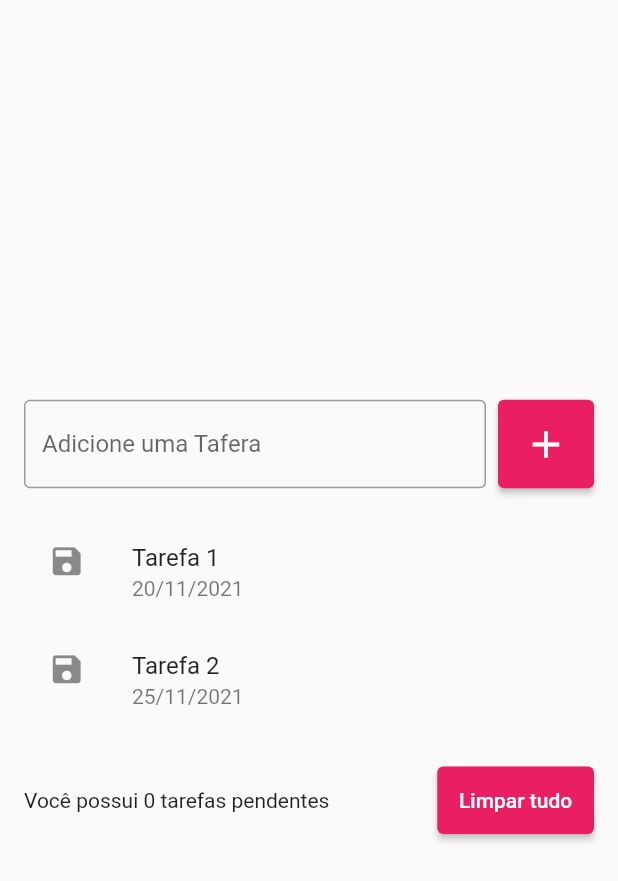
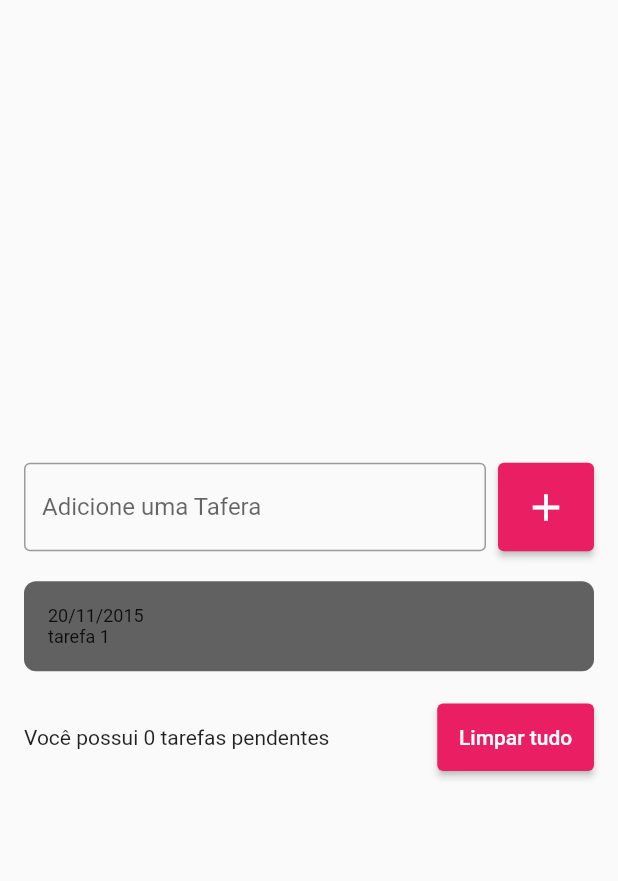
Before and after one commit to felixx97/ListaDeTarefas, a Flutter app: the screen it shows after launch, after a tap on the "add" icon, on a phone screen of 412 x 824 dp. Shown: the top 881 px of the screen. Run offline on Flutter 3.47's test engine with Material 2 defaults, Android fonts, the phone set to English and light mode, and no system bars.

Commit message:
melhorando a interface

```diff
--- a/lib/pages/todolist.dart
+++ b/lib/pages/todolist.dart
@@ -1,9 +1,17 @@
 import 'package:flutter/material.dart';
+import 'package:flutter_application_2/widgets/todoListIten.dart';
 
-class TodoListPage extends StatelessWidget {
+class TodoListPage extends StatefulWidget {
   TodoListPage({Key? key}) : super(key: key);
 
-  final TextEditingController emailController = TextEditingController();
+  @override
+  State<TodoListPage> createState() => _TodoListPageState();
+}
+
+class _TodoListPageState extends State<TodoListPage> {
+  final TextEditingController todoController = TextEditingController();
+
+  List<String> todos = [];
 
   @override
   Widget build(BuildContext context) {
@@ -16,10 +24,11 @@ class TodoListPage extends StatelessWidget {
             children: [
               Row(
                 children: [
-                  const Expanded(
+                  Expanded(
                     flex: 2,
                     //expandido ate o limite do outro widget
                     child: TextField(
+                      controller: todoController,
                       decoration: InputDecoration(
                         border: OutlineInputBorder(),
                         labelText: 'Adicione uma Tafera',
@@ -27,11 +36,15 @@ class TodoListPage extends StatelessWidget {
                       ),
                     ),
                   ),
-                  const SizedBox(
-                    width: 8, //espaço vazio entre botão e a caixa de dialogo
-                  ),
+                  const SizedBox(width: 8),
                   ElevatedButton(
-                    onPressed: () {},
+                    onPressed: () {
+                      String text = todoController.text;
+                      setState(() {
+                        todos.add(text);
+                      });
+                      todoController.clear();
+                    },
                     style: ElevatedButton.styleFrom(
                       //personalizar botão
                       primary: Colors.pink,
@@ -44,41 +57,20 @@ class TodoListPage extends StatelessWidget {
                   )
                 ],
               ),
-              const SizedBox(height: 20),
-              ListView(
-                shrinkWrap: true,
-                children: [
-                  ListTile(
-                    title: Text("Tarefa 1"),
-                    subtitle: Text("20/11/2021"),
-                    leading: const Icon(
-                      Icons.save,
-                      size: 25,
-                    ),
-                    onTap: () {
-                      print("tarefa1");
-                    },
-                  ),
-                  ListTile(
-                    title: Text("Tarefa 2"),
-                    subtitle: Text("25/11/2021"),
-                    leading: const Icon(
-                      Icons.save,
-                      size: 25,
-                    ),
-                    onTap: () {
-                      print("tarefa2");
-                    },
-                    onLongPress: () {
-                      print("pressionou");
-                    },
-                  ),
-                ],
+              SizedBox(height: 20),
+              Flexible(
+                //permitir que a lista não ultrapasse o tamanho maximo
+                child: ListView(
+                  shrinkWrap: true,
+                  children: [
+                    for (String todo in todos) todoListItem(),
+                  ],
+                ),
               ),
               const SizedBox(height: 20),
               Row(
                 children: [
-                  const Expanded(
+                  Expanded(
                     //maior largura possivel
                     child: Text(
                       "Você possui 0 tarefas pendentes",
--- /dev/null
+++ b/lib/widgets/todoListIten.dart
@@ -0,0 +1,34 @@
+import 'package:flutter/material.dart';
+
+class todoListItem extends StatelessWidget {
+  const todoListItem({Key? key}) : super(key: key);
+
+  @override
+  Widget build(BuildContext context) {
+    return Container(
+      decoration: BoxDecoration(
+        borderRadius: BorderRadius.circular(8),
+        color: Colors.grey[700],
+      ),
+      padding: const EdgeInsets.all(16),
+      child: Column(
+        crossAxisAlignment: CrossAxisAlignment.start,
+        //posicionar itens na esquerda cross
+        children: const [
+          Text(
+            "20/11/2015",
+            style: TextStyle(
+              fontSize: 12,
+            ),
+          ),
+          Text(
+            'tarefa 1',
+            style: TextStyle(
+              fontSize: 12,
+            ),
+          )
+        ],
+      ),
+    );
+  }
+}
```
Also changed, not shown: pubspec.lock, 1 other file.
